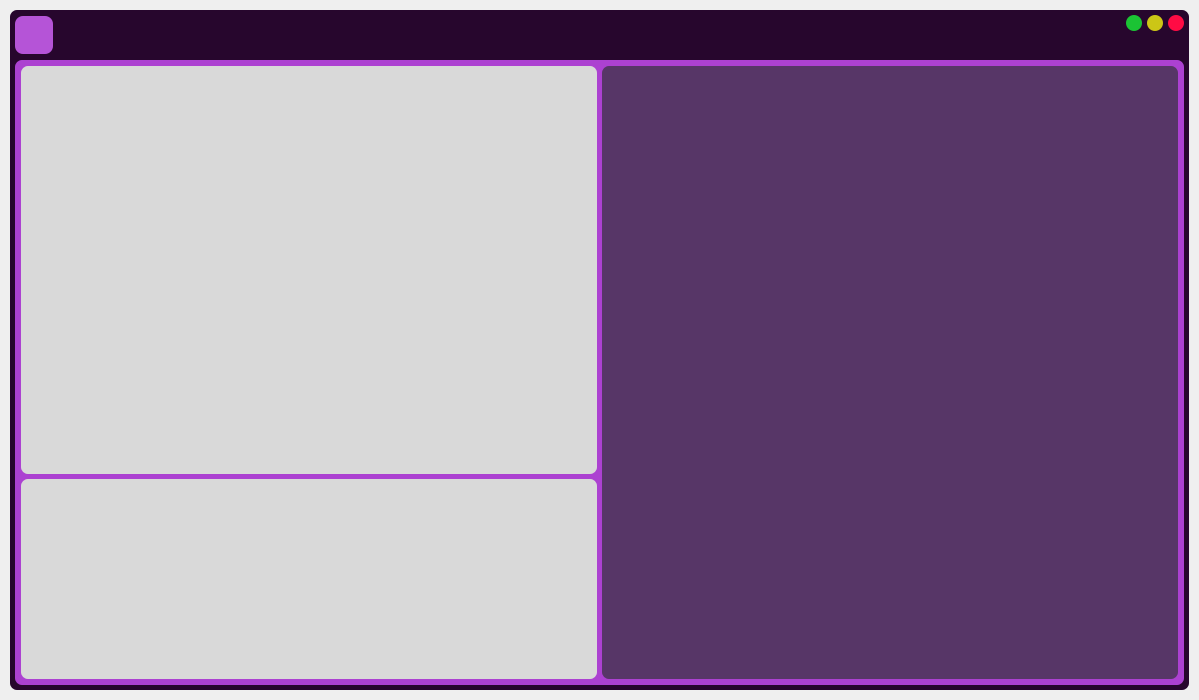
Old version of the form CarInfo.ui in the repository BryanHerrera19/Portfolio-WebScraping.
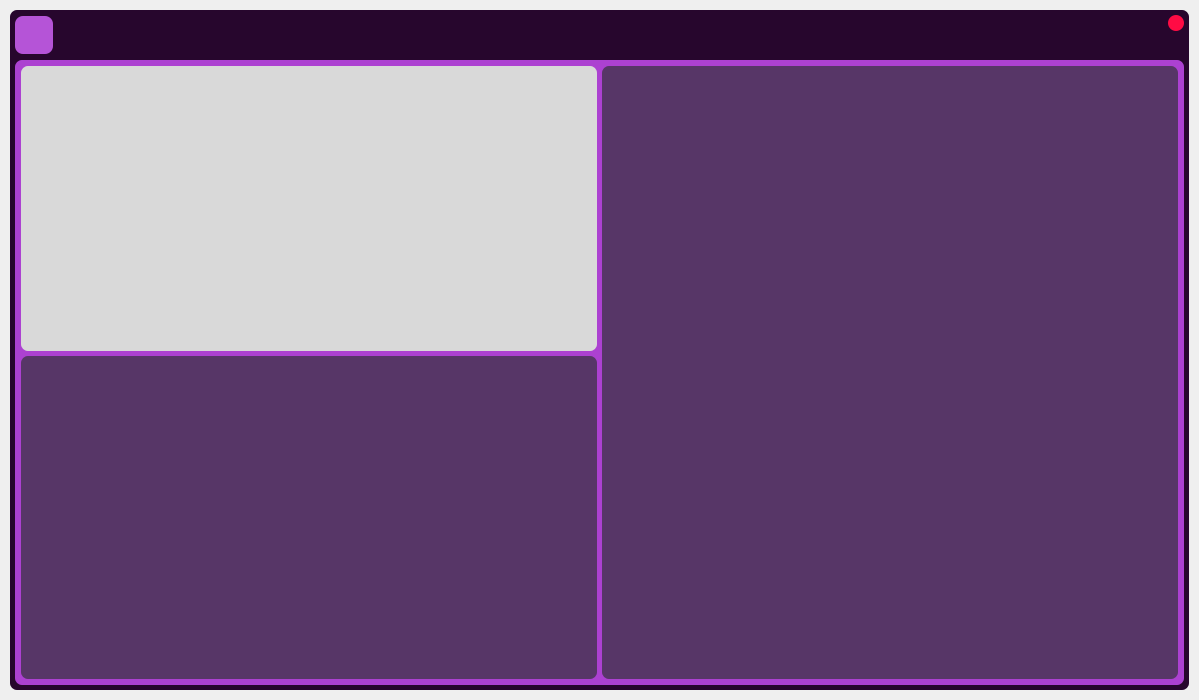
New version of the form. Icons and pictures are not drawn.

```diff
--- a/CarInfo.ui
+++ b/CarInfo.ui
@@ -217,74 +217,6 @@
              <property name="bottomMargin">
               <number>0</number>
              </property>
-             <item alignment="Qt::AlignTop">
-              <widget class="QPushButton" name="minimize_button">
-               <property name="minimumSize">
-                <size>
-                 <width>16</width>
-                 <height>16</height>
-                </size>
-               </property>
-               <property name="maximumSize">
-                <size>
-                 <width>16</width>
-                 <height>16</height>
-                </size>
-               </property>
-               <property name="cursor">
-                <cursorShape>PointingHandCursor</cursorShape>
-               </property>
-               <property name="styleSheet">
-                <string notr="true">QPushButton {
-	background-color: rgb(27, 195, 52);
-	border-radius: 8px; 
-	border: none;
-}
-
-QPushButton:hover {
-	background-color: rgba(27,195,52,0);
-}
-	</string>
-               </property>
-               <property name="text">
-                <string/>
-               </property>
-              </widget>
-             </item>
-             <item alignment="Qt::AlignTop">
-              <widget class="QPushButton" name="maximize_button">
-               <property name="minimumSize">
-                <size>
-                 <width>16</width>
-                 <height>16</height>
-                </size>
-               </property>
-               <property name="maximumSize">
-                <size>
-                 <width>16</width>
-                 <height>16</height>
-                </size>
-               </property>
-               <property name="cursor">
-                <cursorShape>PointingHandCursor</cursorShape>
-               </property>
-               <property name="styleSheet">
-                <string notr="true">QPushButton {
-	background-color: rgb(204, 198, 22);
-	border-radius: 8px; 
-	border: none;
-}
-
-QPushButton:hover {
-	background-color: rgba(204,198,22 , 150);
-}
-	</string>
-               </property>
-               <property name="text">
-                <string/>
-               </property>
-              </widget>
-             </item>
              <item alignment="Qt::AlignTop">
               <widget class="QPushButton" name="quit_button">
                <property name="minimumSize">
@@ -431,25 +363,16 @@
                    </property>
                    <item>
                     <widget class="QFrame" name="upper_left">
-                     <property name="styleSheet">
-                      <string notr="true">QFrame{
-	background-color: #D9D9D9;
-}</string>
+                     <property name="minimumSize">
+                      <size>
+                       <width>550</width>
+                       <height>285</height>
+                      </size>
                      </property>
-                     <property name="frameShape">
-                      <enum>QFrame::StyledPanel</enum>
-                     </property>
-                     <property name="frameShadow">
-                      <enum>QFrame::Raised</enum>
-                     </property>
-                    </widget>
-                   </item>
-                   <item>
-                    <widget class="QFrame" name="right_main_frame">
                      <property name="maximumSize">
                       <size>
-                       <width>16777215</width>
-                       <height>200</height>
+                       <width>576</width>
+                       <height>285</height>
                       </size>
                      </property>
                      <property name="styleSheet">
@@ -463,23 +386,21 @@
                      <property name="frameShadow">
                       <enum>QFrame::Raised</enum>
                      </property>
-                     <layout class="QVBoxLayout" name="verticalLayout_6">
-                      <property name="spacing">
-                       <number>5</number>
-                      </property>
-                      <property name="leftMargin">
-                       <number>5</number>
-                      </property>
-                      <property name="topMargin">
-                       <number>5</number>
-                      </property>
-                      <property name="rightMargin">
-                       <number>5</number>
-                      </property>
-                      <property name="bottomMargin">
-                       <number>5</number>
-                      </property>
-                     </layout>
+                    </widget>
+                   </item>
+                   <item>
+                    <widget class="QFrame" name="right_frame2">
+                     <property name="styleSheet">
+                      <string notr="true">QFrame {
+	background-color: rgb(87, 54, 103);
+}</string>
+                     </property>
+                     <property name="frameShape">
+                      <enum>QFrame::StyledPanel</enum>
+                     </property>
+                     <property name="frameShadow">
+                      <enum>QFrame::Raised</enum>
+                     </property>
                     </widget>
                    </item>
                   </layout>
```
Left out of the diff: 2 changed lines with no effect on the pictures.
